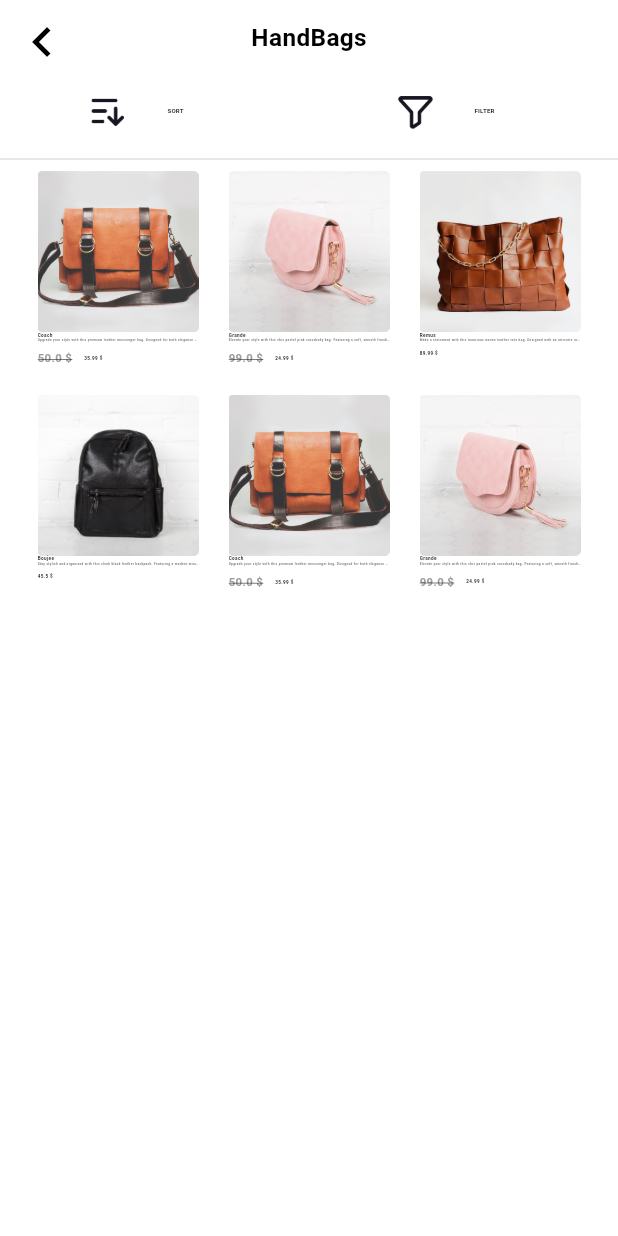
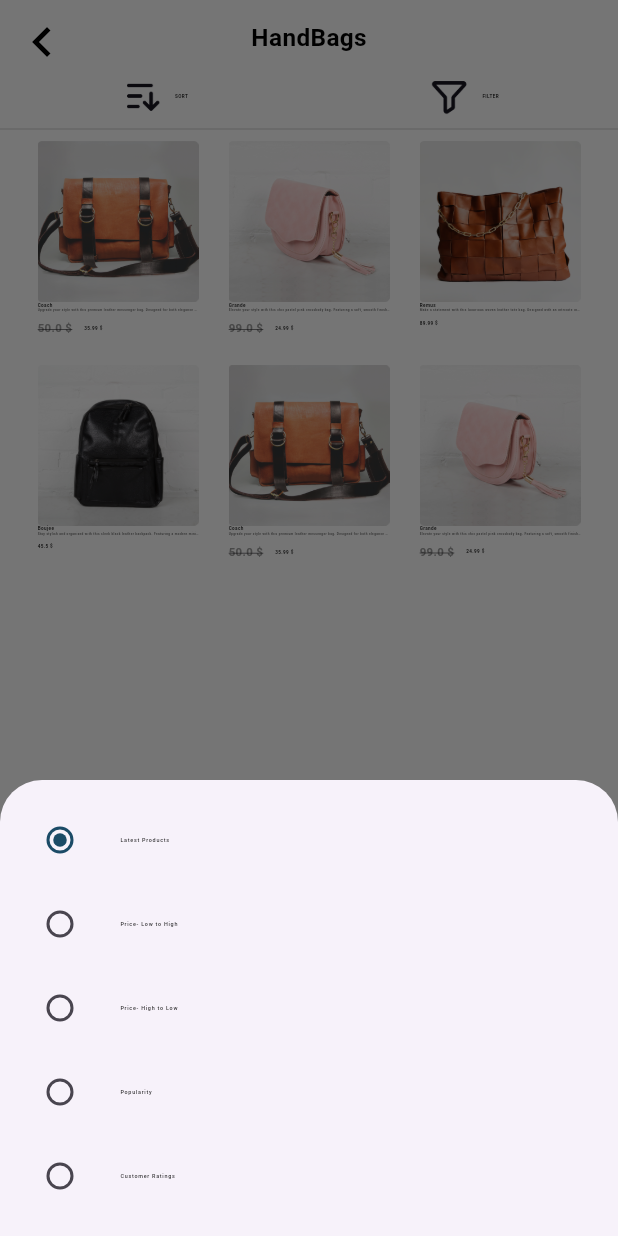
Before and after one commit to TheSam912/woocom, a Flutter app: the CategoryMobile screen opened directly, after a tap on "SORT", on a phone screen of 412 x 824 dp. Run offline on Flutter 3.47's test engine with Material 3 defaults, Android fonts, the phone set to English and light mode, and no system bars; our stand-ins replace carousel_slider, flutter_riverpod, flutter_screenutil, go_router, google_fonts; Roboto replaces fonts that are missing (Dosis).

Commit message:
fixed ui issues and implemented bottom sheet filter adn sort

```diff
--- a/lib/core/constants/app_icons.dart
+++ b/lib/core/constants/app_icons.dart
@@ -8,6 +8,7 @@
   static const String wishlist_true = "assets/icons/wishlist_true.png";
   static const String profile = "assets/icons/profile.png";
   static const String location = "assets/icons/location.png";
+  static const String fullScreen = "assets/icons/fullscreen.png";
 
   //social icons
   static const String facebook = "assets/icons/fb.png";
--- a/lib/presentation/pages/category/category_mobile.dart
+++ b/lib/presentation/pages/category/category_mobile.dart
@@ -1,17 +1,37 @@
-import 'package:ecommerce_woocom/app.dart';
+import 'package:ecommerce_woocom/core/constants/app_colors.dart';
 import 'package:ecommerce_woocom/core/constants/app_icons.dart';
 import 'package:ecommerce_woocom/core/constants/app_text_styles.dart';
+import 'package:ecommerce_woocom/presentation/pages/category/provider/sort_product_provider.dart';
 import 'package:flutter/material.dart';
+import 'package:flutter_riverpod/flutter_riverpod.dart';
 import 'package:flutter_screenutil/flutter_screenutil.dart';
-import 'package:go_router/go_router.dart';
-
 import '../../../core/constants/app_lists.dart';
 import '../../widgets/w_product.dart';
+import '../../widgets/w_product_filter_tile.dart';
 
 class CategoryMobile extends StatelessWidget {
   CategoryMobile({super.key, required this.isTablet});
 
   bool isTablet;
+
+  void _sortItems(SortOption selectedOption) {
+    print('Sorting items by: ${_getSortLabel(selectedOption)}');
+  }
+
+  String _getSortLabel(SortOption option) {
+    switch (option) {
+      case SortOption.latest:
+        return 'Latest Products';
+      case SortOption.lowToHigh:
+        return 'Price- Low to High';
+      case SortOption.highToLow:
+        return 'Price- High to Low';
+      case SortOption.popular:
+        return 'Popularity';
+      case SortOption.customerRating:
+        return 'Customer Ratings';
+    }
+  }
 
   @override
   Widget build(BuildContext context) {
@@ -23,7 +43,7 @@
           child: Column(
             children: [
               _customAppbarWidget(context),
-              _floatingButtons(),
+              _floatingButtons(context),
               Divider(
                 color: Colors.grey.shade300,
               ),
@@ -53,13 +73,15 @@
     );
   }
 
-  _floatingButtons() => Row(
+  _floatingButtons(context) => Row(
         mainAxisAlignment: MainAxisAlignment.spaceBetween,
         children: [
           Flexible(
               flex: 1,
               child: GestureDetector(
-                onTap: () {},
+                onTap: () => showModalBottomSheet(
+                    context: context,
+                    builder: (context) => _sortProductBottomSheet()),
                 child: Container(
                   color: Colors.white,
                   width: double.infinity,
@@ -71,19 +93,16 @@
                         width: 28,
                         height: 28,
                       ),
-                      TextButton(
-                        onPressed: () {},
-                        style: const ButtonStyle(
-                            overlayColor:
-                                WidgetStatePropertyAll(Color(0xffffffff))),
-                        child: Text(
+                      const SizedBox(
+                        width: 8,
+                      ),
+                      Text(
                         "SORT",
                         style: isTablet
                             ? AppTextStyles.dynamicStyle(
-                                  fontSize: 4.sp, fontWeight: FontWeight.w700)
+                                fontSize: 3.sp, fontWeight: FontWeight.w700)
                             : AppTextStyles.dynamicStyle(
                                 fontSize: 11.sp, fontWeight: FontWeight.w700),
-                        ),
                       ),
                     ],
                   ),
@@ -92,7 +111,11 @@
           Flexible(
               flex: 1,
               child: GestureDetector(
-                onTap: () {},
+                onTap: () => showModalBottomSheet(
+                  context: context,
+                  backgroundColor: Colors.white,
+                  builder: (context) => _filterProductBottomSheet(),
+                ),
                 child: Container(
                   color: Colors.white,
                   width: double.infinity,
@@ -104,25 +127,80 @@
                         width: 28,
                         height: 28,
                       ),
-                      TextButton(
-                        onPressed: () {},
-                        style: const ButtonStyle(
-                            overlayColor:
-                                WidgetStatePropertyAll(Color(0xffffffff))),
-                        child: Text(
+                      const SizedBox(
+                        width: 8,
+                      ),
+                      Text(
                         "FILTER",
                         style: isTablet
                             ? AppTextStyles.dynamicStyle(
-                                  fontSize: 4.sp, fontWeight: FontWeight.w700)
+                                fontSize: 3.sp, fontWeight: FontWeight.w700)
                             : AppTextStyles.dynamicStyle(
                                 fontSize: 11.sp, fontWeight: FontWeight.w700),
-                        ),
                       ),
                     ],
                   ),
                 ),
               ))
         ],
+      );
+
+  _filterProductBottomSheet() => Consumer(
+        builder: (BuildContext context, WidgetRef ref, Widget? child) {
+          return Padding(
+            padding: const EdgeInsets.only(left: 12, right: 12, top: 12),
+            child: ListView(
+              children: [
+                W_Product_Filter_Tile(
+                    ref, "Size", AppLists.sizes, false, isTablet),
+                W_Product_Filter_Tile(
+                    ref, "Brands", AppLists.brands, false, isTablet),
+                W_Product_Filter_Tile(
+                    ref, "Colors", AppLists.colors, false, isTablet),
+              ],
+            ),
+          );
+        },
+      );
+
+  _sortProductBottomSheet() => Consumer(
+        builder: (context, ref, child) {
+          final selectedSort = ref.watch(selectedSortProvider);
+
+          return Padding(
+            padding: const EdgeInsets.symmetric(vertical: 12.0),
+            child: Column(
+              mainAxisSize: MainAxisSize.min,
+              children: SortOption.values.map((option) {
+                return ListTile(
+                  title: Text(
+                    _getSortLabel(option),
+                    style: AppTextStyles.dynamicStyle(
+                        fontSize: isTablet ? 3.5.sp : 12.sp,
+                        fontWeight: FontWeight.w500),
+                  ),
+                  leading: Radio<SortOption>(
+                    value: option,
+                    activeColor: AppColors.primary,
+                    groupValue: selectedSort,
+                    onChanged: (value) {
+                      ref
+                          .read(selectedSortProvider.notifier)
+                          .updateSort(value!);
+                      Navigator.pop(context);
+                      _sortItems(value);
+                    },
+                  ),
+                  onTap: () {
+                    ref.read(selectedSortProvider.notifier).updateSort(option);
+                    Navigator.pop(context);
+                    _sortItems(option);
+                  },
+                );
+              }).toList(),
+            ),
+          );
+        },
       );
 
   _customAppbarWidget(context) => Container(
--- a/lib/presentation/pages/product_detail/product_detail_mobile.dart
+++ b/lib/presentation/pages/product_detail/product_detail_mobile.dart
@@ -73,9 +73,9 @@
                           )
                         : widget.isTablet
                             ? AppTextStyles.dynamicStyle(
-                                fontSize: 7.sp, fontWeight: FontWeight.w700)
+                                fontSize: 5.sp, fontWeight: FontWeight.w700)
                             : AppTextStyles.dynamicStyle(
-                                fontSize: 20.sp, fontWeight: FontWeight.w700),
+                                fontSize: 16.sp, fontWeight: FontWeight.w700),
                   ),
                   Text(
                     widget.product.subHeadline,
@@ -130,7 +130,7 @@
                           )
                         : widget.isTablet
                             ? AppTextStyles.dynamicStyle(
-                                fontSize: 6.sp, fontWeight: FontWeight.w700)
+                                fontSize: 5.sp, fontWeight: FontWeight.w700)
                             : AppTextStyles.dynamicStyle(
                                 fontSize: 14.sp, fontWeight: FontWeight.w700),
                   ),
```
Also changed, not shown: lib/presentation/pages/category/category_web.dart (+4 -3 lines), lib/presentation/widgets/w_product_filter_tile.dart (+16 -5 lines), lib/presentation/widgets/w_product_image_slider.dart (+23 -10 lines), assets/icons/fullscreen.png (added). Lines whose indentation alone changed are shown as unchanged.
